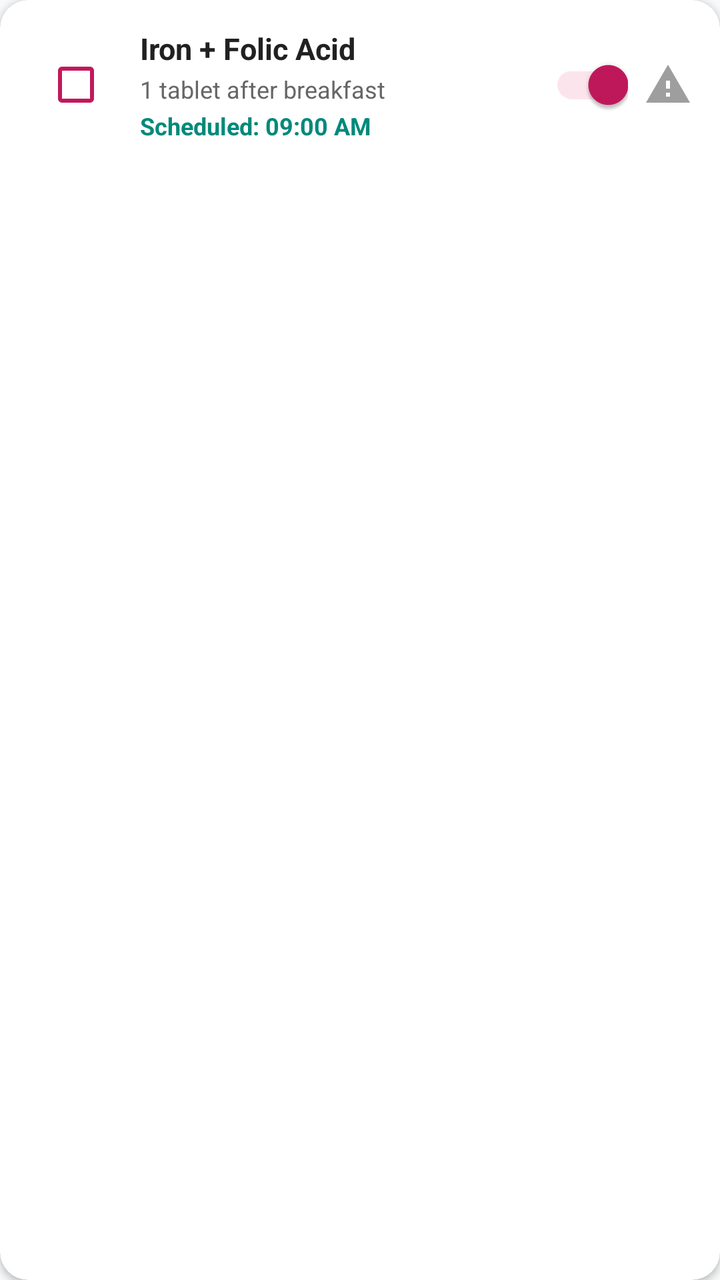
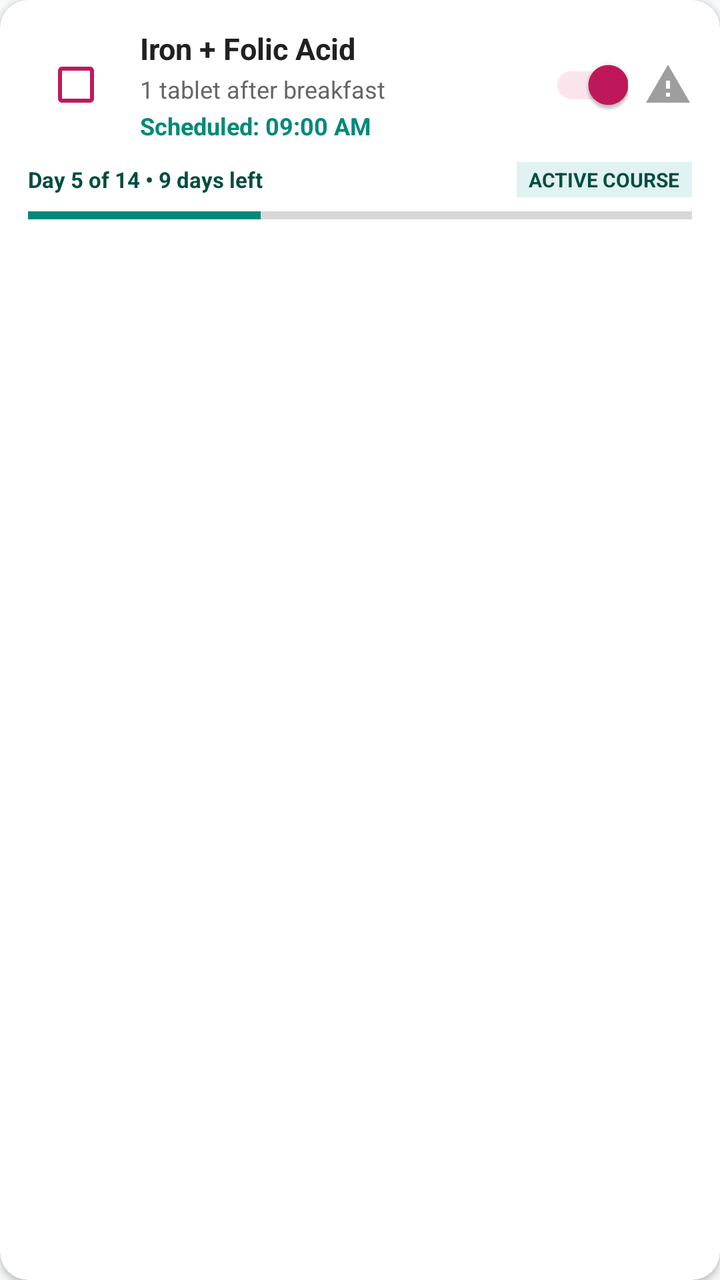

Before-and-after screenshots of an Android layout around one commit, followed by the original layout XML and the change that was made.
<!-- AndroidManifest.xml: application theme Theme.MaaCare -->
<!-- res/layout/item_medicine_reminder.xml -->
<?xml version="1.0" encoding="utf-8"?>
<com.google.android.material.card.MaterialCardView xmlns:android="http://schemas.android.com/apk/res/android"
    xmlns:app="http://schemas.android.com/apk/res-auto"
    android:layout_width="match_parent"
    android:layout_height="wrap_content"
    android:layout_marginBottom="10dp"
    app:cardBackgroundColor="@color/surface_card"
    app:cardCornerRadius="14dp"
    app:cardElevation="2dp">

    <LinearLayout
        android:layout_width="match_parent"
        android:layout_height="wrap_content"
        android:gravity="center_vertical"
        android:orientation="horizontal"
        android:padding="14dp">

        <CheckBox
            android:id="@+id/cb_taken_today"
            android:layout_width="wrap_content"
            android:layout_height="wrap_content"
            android:buttonTint="@color/primary" />

        <LinearLayout
            android:layout_width="0dp"
            android:layout_height="wrap_content"
            android:layout_marginStart="8dp"
            android:layout_weight="1"
            android:orientation="vertical">

            <TextView
                android:id="@+id/tv_medicine_name"
                android:layout_width="wrap_content"
                android:layout_height="wrap_content"
                android:text="Iron + Folic Acid"
                android:textColor="@color/text_primary"
                android:textSize="15sp"
                android:textStyle="bold" />

            <TextView
                android:id="@+id/tv_dosage"
                android:layout_width="wrap_content"
                android:layout_height="wrap_content"
                android:layout_marginTop="2dp"
                android:text="1 tablet after breakfast"
                android:textColor="@color/text_secondary"
                android:textSize="12sp" />

            <TextView
                android:id="@+id/tv_scheduled_time"
                android:layout_width="wrap_content"
                android:layout_height="wrap_content"
                android:layout_marginTop="2dp"
                android:text="Scheduled: 09:00 AM"
                android:textColor="@color/secondary"
                android:textSize="12sp"
                android:textStyle="bold" />
        </LinearLayout>

        <com.google.android.material.switchmaterial.SwitchMaterial
            android:id="@+id/switch_reminder"
            android:layout_width="wrap_content"
            android:layout_height="wrap_content"
            android:checked="true"
            app:thumbTint="@color/primary"
            app:trackTint="@color/primary_light" />

        <ImageView
            android:id="@+id/btn_delete_medicine"
            android:layout_width="24dp"
            android:layout_height="24dp"
            android:layout_marginStart="8dp"
            android:background="?attr/selectableItemBackgroundBorderless"
            android:src="@drawable/ic_warning"
            app:tint="@color/text_hint" />

    </LinearLayout>
</com.google.android.material.card.MaterialCardView>
<!-- resources referenced by this layout -->
<resources>
  <color name="primary">#C2185B</color>
  <color name="primary_light">#FCE4EC</color>
  <color name="secondary">#00897B</color>
  <color name="surface_card">#FFFFFF</color>
  <color name="text_hint">#9E9E9E</color>
  <color name="text_primary">#212121</color>
  <color name="text_secondary">#666666</color>
  <!-- drawable ic_warning (drawable) -->
  <vector xmlns:android="http://schemas.android.com/apk/res/android"
      android:width="24dp"
      android:height="24dp"
      android:viewportWidth="24"
      android:viewportHeight="24">
    <path
        android:fillColor="#FF000000"
        android:pathData="M1,21h22L12,2 1,21zM13,18h-2v-2h2v2zM13,14h-2v-4h2v4z"/>
  </vector>
  <style name="Theme.MaaCare" parent="Theme.MaterialComponents.DayNight.NoActionBar">
          
          <item name="colorPrimary">@color/primary</item>
          <item name="colorPrimaryVariant">@color/primary_dark</item>
          <item name="colorOnPrimary">@color/white</item>
          
          
          <item name="colorSecondary">@color/secondary</item>
          <item name="colorSecondaryVariant">@color/secondary_dark</item>
          <item name="colorOnSecondary">@color/white</item>
          
          
          <item name="android:statusBarColor">@color/primary_dark</item>
          <item name="android:windowLightStatusBar" tools:targetApi="m">false</item>
          
          <item name="android:windowBackground">@color/background_light</item>
      </style>
  <color name="primary_dark">#880E4F</color>
  <color name="white">#FFFFFF</color>
  <color name="secondary_dark">#004D40</color>
  <color name="background_light">#F8F9FA</color>
</resources>

<!-- the commit's change to res/layout/item_medicine_reminder.xml (unified diff, before → after) -->
@@ -1,6 +1,7 @@
 <?xml version="1.0" encoding="utf-8"?>
 <com.google.android.material.card.MaterialCardView xmlns:android="http://schemas.android.com/apk/res/android"
     xmlns:app="http://schemas.android.com/apk/res-auto"
+    android:id="@+id/card_medicine_root"
     android:layout_width="match_parent"
     android:layout_height="wrap_content"
     android:layout_marginBottom="10dp"
@@ -11,68 +12,117 @@
     <LinearLayout
         android:layout_width="match_parent"
         android:layout_height="wrap_content"
-        android:gravity="center_vertical"
-        android:orientation="horizontal"
+        android:orientation="vertical"
         android:padding="14dp">
 
-        <CheckBox
-            android:id="@+id/cb_taken_today"
-            android:layout_width="wrap_content"
+        <LinearLayout
+            android:layout_width="match_parent"
             android:layout_height="wrap_content"
-            android:buttonTint="@color/primary" />
+            android:gravity="center_vertical"
+            android:orientation="horizontal">
 
+            <CheckBox
+                android:id="@+id/cb_taken_today"
+                android:layout_width="wrap_content"
+                android:layout_height="wrap_content"
+                android:buttonTint="@color/primary" />
+
+            <LinearLayout
+                android:layout_width="0dp"
+                android:layout_height="wrap_content"
+                android:layout_marginStart="8dp"
+                android:layout_weight="1"
+                android:orientation="vertical">
+
+                <TextView
+                    android:id="@+id/tv_medicine_name"
+                    android:layout_width="wrap_content"
+                    android:layout_height="wrap_content"
+                    android:text="Iron + Folic Acid"
+                    android:textColor="@color/text_primary"
+                    android:textSize="15sp"
+                    android:textStyle="bold" />
+
+                <TextView
+                    android:id="@+id/tv_dosage"
+                    android:layout_width="wrap_content"
+                    android:layout_height="wrap_content"
+                    android:layout_marginTop="2dp"
+                    android:text="1 tablet after breakfast"
+                    android:textColor="@color/text_secondary"
+                    android:textSize="12sp" />
+
+                <TextView
+                    android:id="@+id/tv_scheduled_time"
+                    android:layout_width="wrap_content"
+                    android:layout_height="wrap_content"
+                    android:layout_marginTop="2dp"
+                    android:text="Scheduled: 09:00 AM"
+                    android:textColor="@color/secondary"
+                    android:textSize="12sp"
+                    android:textStyle="bold" />
+            </LinearLayout>
+
+            <com.google.android.material.switchmaterial.SwitchMaterial
+                android:id="@+id/switch_reminder"
+                android:layout_width="wrap_content"
+                android:layout_height="wrap_content"
+                android:checked="true"
+                app:thumbTint="@color/primary"
+                app:trackTint="@color/primary_light" />
+
+            <ImageView
+                android:id="@+id/btn_delete_medicine"
+                android:layout_width="24dp"
+                android:layout_height="24dp"
+                android:layout_marginStart="8dp"
+                android:background="?attr/selectableItemBackgroundBorderless"
+                android:src="@drawable/ic_warning"
+                app:tint="@color/text_hint" />
+        </LinearLayout>
+
+        
         <LinearLayout
-            android:layout_width="0dp"
+            android:layout_width="match_parent"
             android:layout_height="wrap_content"
-            android:layout_marginStart="8dp"
-            android:layout_weight="1"
-            android:orientation="vertical">
+            android:layout_marginTop="10dp"
+            android:gravity="center_vertical"
+            android:orientation="horizontal">
 
             <TextView
-                android:id="@+id/tv_medicine_name"
-                android:layout_width="wrap_content"
+                android:id="@+id/tv_course_badge"
+                android:layout_width="0dp"
                 android:layout_height="wrap_content"
-                android:text="Iron + Folic Acid"
-                android:textColor="@color/text_primary"
-                android:textSize="15sp"
+                android:layout_weight="1"
+                android:text="Day 5 of 14 • 9 days left"
+                android:textColor="@color/secondary_dark"
+                android:textSize="11sp"
                 android:textStyle="bold" />
 
             <TextView
-                android:id="@+id/tv_dosage"
+                android:id="@+id/tv_course_status_tag"
                 android:layout_width="wrap_content"
                 android:layout_height="wrap_content"
-                android:layout_marginTop="2dp"
-                android:text="1 tablet after breakfast"
-                android:textColor="@color/text_secondary"
-                android:textSize="12sp" />
-
-            <TextView
-                android:id="@+id/tv_scheduled_time"
-                android:layout_width="wrap_content"
-                android:layout_height="wrap_content"
-                android:layout_marginTop="2dp"
-                android:text="Scheduled: 09:00 AM"
-                android:textColor="@color/secondary"
-                android:textSize="12sp"
+                android:background="@color/secondary_light"
+                android:paddingStart="6dp"
+                android:paddingTop="2dp"
+                android:paddingEnd="6dp"
+                android:paddingBottom="2dp"
+                android:text="ACTIVE COURSE"
+                android:textColor="@color/secondary_dark"
+                android:textSize="10sp"
                 android:textStyle="bold" />
         </LinearLayout>
 
-        <com.google.android.material.switchmaterial.SwitchMaterial
-            android:id="@+id/switch_reminder"
-            android:layout_width="wrap_content"
-            android:layout_height="wrap_content"
-            android:checked="true"
-            app:thumbTint="@color/primary"
-            app:trackTint="@color/primary_light" />
-
-        <ImageView
-            android:id="@+id/btn_delete_medicine"
-            android:layout_width="24dp"
-            android:layout_height="24dp"
-            android:layout_marginStart="8dp"
-            android:background="?attr/selectableItemBackgroundBorderless"
-            android:src="@drawable/ic_warning"
-            app:tint="@color/text_hint" />
+        <ProgressBar
+            android:id="@+id/pb_course_progress"
+            style="@style/Widget.AppCompat.ProgressBar.Horizontal"
+            android:layout_width="match_parent"
+            android:layout_height="6dp"
+            android:layout_marginTop="6dp"
+            android:max="100"
+            android:progress="35"
+            android:progressTint="@color/secondary" />
 
     </LinearLayout>
 </com.google.android.material.card.MaterialCardView>
<!-- resource entries referenced after the edit -->
@@ -37,6 +37,7 @@
   <color name="primary_dark">#880E4F</color>
   <color name="white">#FFFFFF</color>
   <color name="secondary_dark">#004D40</color>
+  <color name="secondary_light">#E0F2F1</color>
   <color name="background_light">#F8F9FA</color>
 </resources>
 
